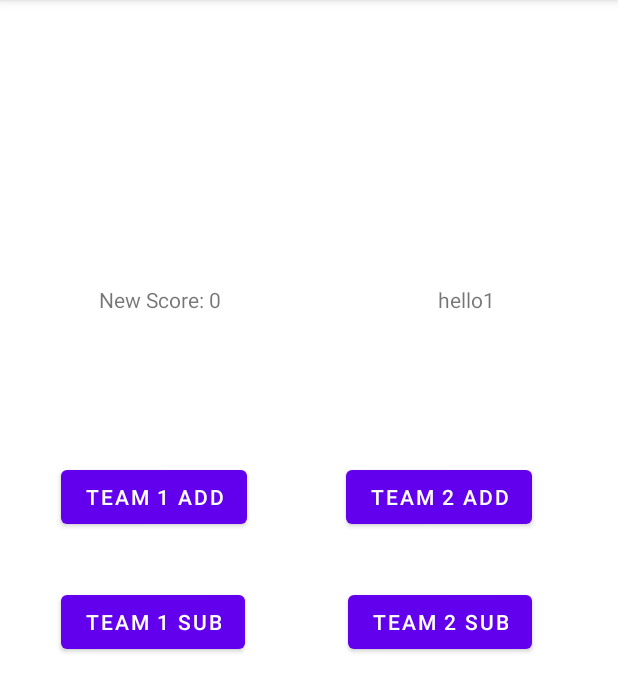
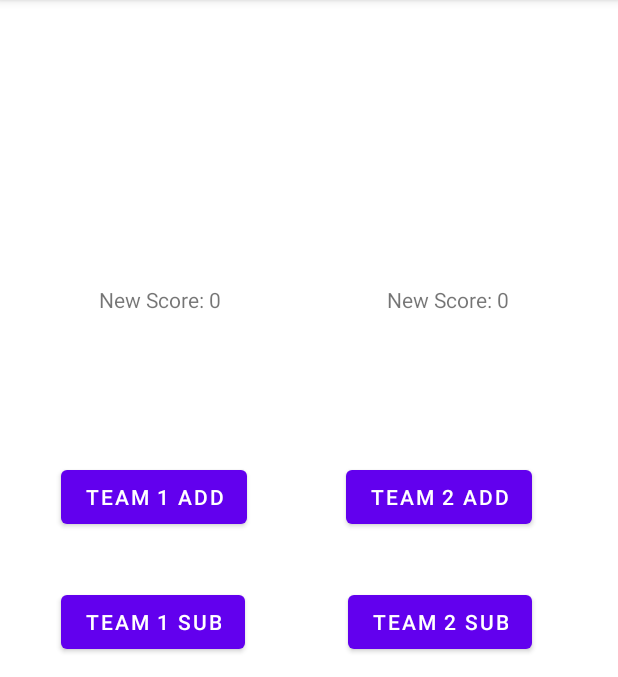
Before and after one commit to HarshdeepKaurDhunna/Lab-4.1-ScoreKeeper, an Android app: the screen it shows after launch (MainActivity), after a tap on "TEAM 2 SUB", on a phone screen of 412 x 824 dp, the part 84-761 px from its top. Run offline under Robolectric (Android 15) with nearby library versions, the phone set to English and light mode, and no system bars; 2 other taps on this screen came first.

Commit message:
Add on click listener for buttons instead of multiple

```diff
--- a/Lab 4.1 ScoreKeeper/app/src/main/java/com/example/scorekeeper/MainActivity.java
+++ b/Lab 4.1 ScoreKeeper/app/src/main/java/com/example/scorekeeper/MainActivity.java
@@ -12,73 +12,108 @@ import android.widget.TextView;
 
 public class MainActivity extends AppCompatActivity {
 
-    //Intailize the value
+    //Declare variables
     TextView scoreTeamOne;
     TextView scoreTeamTwo;
-    RadioGroup radioGroup;
-    RadioButton radioButton;
+
+    RadioButton radioBtnOne;
+    RadioButton radioBtnTwo;
+    RadioButton radioBtnThree;
+
     Button btnAddA;
     Button btnAddB;
     Button btnSubA;
     Button btnSubB;
-    int teamAScore;
-    int teamBScore;
+
+    int teamAScore = 0;
+    int teamBScore = 0;
+    int intVal = 0;
 
     @Override
     protected void onCreate(Bundle savedInstanceState) {
         super.onCreate(savedInstanceState);
         setContentView(R.layout.activity_main);
 
-        addAListenerOnButton();
-        addBListenerOnButton();
+        //Initialize TextView by views in xml file
+        scoreTeamOne = findViewById(R.id.scoreTeamOne);
+        scoreTeamTwo = findViewById(R.id.scoreTeamTwo);
+
+        //Initialize TextView by views in xml file
+        radioBtnOne = findViewById(R.id.radioButtonIncreaseOne);
+        radioBtnTwo = findViewById(R.id.radioButtonIncreaseTwo);
+        radioBtnThree = findViewById(R.id.radioButtonIncreaseThree);
+
+        //Initialize TextView by views in xml file
+        btnAddA = findViewById(R.id.buttonAddA);
+        btnAddB = findViewById(R.id.buttonAddB);
+        btnSubA = findViewById(R.id.buttonSubA);
+        btnSubB = findViewById(R.id.buttonSubB);
+
+        //Initialize TextView by views in xml file
+        btnAddA.setOnClickListener(onClickListener);
+        btnAddB.setOnClickListener(onClickListener);
+        btnSubA.setOnClickListener(onClickListener);
+        btnSubB.setOnClickListener(onClickListener);
 
     }
 
-    public void addAListenerOnButton() {
-        btnAddA = (Button) findViewById(R.id.buttonAddA);
-        btnAddA.setOnClickListener(new OnClickListener() {
+    /**
+     * OnclickListner for all four buttons
+     * Switch case to add functionality on buttons
+     */
+    private OnClickListener onClickListener = new OnClickListener() {
         @Override
-        public void onClick(View view) {
-            scoreTeamOne = findViewById(R.id.scoreTeamOne);
-            scoreTeamOne.setText("New Score: " + String.valueOf(teamAScore));
+        public void onClick(View v) {
+            switch(v.getId()){
+                case R.id.buttonAddA:
+                    teamAScore = teamAScore + intVal;
+                    scoreTeamOne.setText("New Score: " + String.valueOf(teamAScore));
+                    break;
+                case R.id.buttonAddB:
+                    teamBScore = teamBScore + intVal;
+                    scoreTeamTwo.setText("New Score: " + String.valueOf(teamBScore));
+                    break;
+                case R.id.buttonSubA:
+                    teamAScore = teamAScore - intVal;
+                    scoreTeamOne.setText("New Score: " + String.valueOf(teamAScore));
+                    break;
+                case R.id.buttonSubB:
+                    teamBScore = teamBScore - intVal;
+                    scoreTeamTwo.setText("New Score: " + String.valueOf(teamBScore));
+                    break;
             }
 
-        });
+        }
+    };
 
-    }
-    public void addBListenerOnButton() {
-        btnAddB = (Button) findViewById(R.id.buttonAddB);
-        btnAddB.setOnClickListener(new OnClickListener() {
-            @Override
-            public void onClick(View view) {
-                scoreTeamTwo = findViewById(R.id.scoreTeamTwo);
-                scoreTeamTwo.setText("hello1");
-            }
-
-        });
-
-    }
-
-    //Method to Get Selected Radio Button Value
-    public int onRadioButtonClicked(View view) {
+    /**
+     * Method to get Radio Button value onclick as define in xml
+     * @param view
+     */
+    public void onSelectRadioButton(View view) {
         boolean checked = ((RadioButton) view).isChecked();
 
         //Get the selected Radio Button Id
         switch(view.getId()) {
             case R.id.radioButtonIncreaseOne:
                 if (checked)
-                    teamAScore = teamAScore + 1;
+                    radioBtnTwo.setChecked(false);
+                    radioBtnThree.setChecked(false);
+                    intVal = 1;
                 break;
             case R.id.radioButtonIncreaseTwo:
                 if (checked)
-                    teamAScore = teamAScore + 2;
+                    radioBtnOne.setChecked(false);
+                    radioBtnThree.setChecked(false);
+                    intVal = 2;
                 break;
             case R.id.radioButtonIncreaseThree:
                 if (checked)
-                    teamAScore = teamAScore + 3;
+                    radioBtnOne.setChecked(false);
+                    radioBtnTwo.setChecked(false);
+                    intVal = 3;
                 break;
         }
-        return teamAScore;
     }
 
 
--- a/Lab 4.1 ScoreKeeper/app/src/main/res/layout/activity_main.xml
+++ b/Lab 4.1 ScoreKeeper/app/src/main/res/layout/activity_main.xml
@@ -102,7 +102,7 @@
         app:layout_constraintStart_toStartOf="parent"
         app:layout_constraintTop_toTopOf="parent"
         app:layout_constraintVertical_bias="0.751"
-        android:onClick="onRadioButtonClicked"/>
+        android:onClick="onSelectRadioButton"/> <!--onclick method call from Main file -->
 
     <RadioButton
         android:id="@+id/radioButtonIncreaseThree"
@@ -115,7 +115,7 @@
         app:layout_constraintStart_toStartOf="parent"
         app:layout_constraintTop_toTopOf="parent"
         app:layout_constraintVertical_bias="0.861"
-        android:onClick="onRadioButtonClicked"/>
+        android:onClick="onSelectRadioButton"/> <!--onclick method call from Main file -->
     <RadioButton
         android:id="@+id/radioButtonIncreaseTwo"
         android:layout_width="134dp"
@@ -127,7 +127,7 @@
         app:layout_constraintStart_toStartOf="parent"
         app:layout_constraintTop_toTopOf="parent"
         app:layout_constraintVertical_bias="0.751"
-        android:onClick="onRadioButtonClicked"/>
+        android:onClick="onSelectRadioButton"/> <!--onclick method call from Main file -->
 
 
 </androidx.constraintlayout.widget.ConstraintLayout>
```
